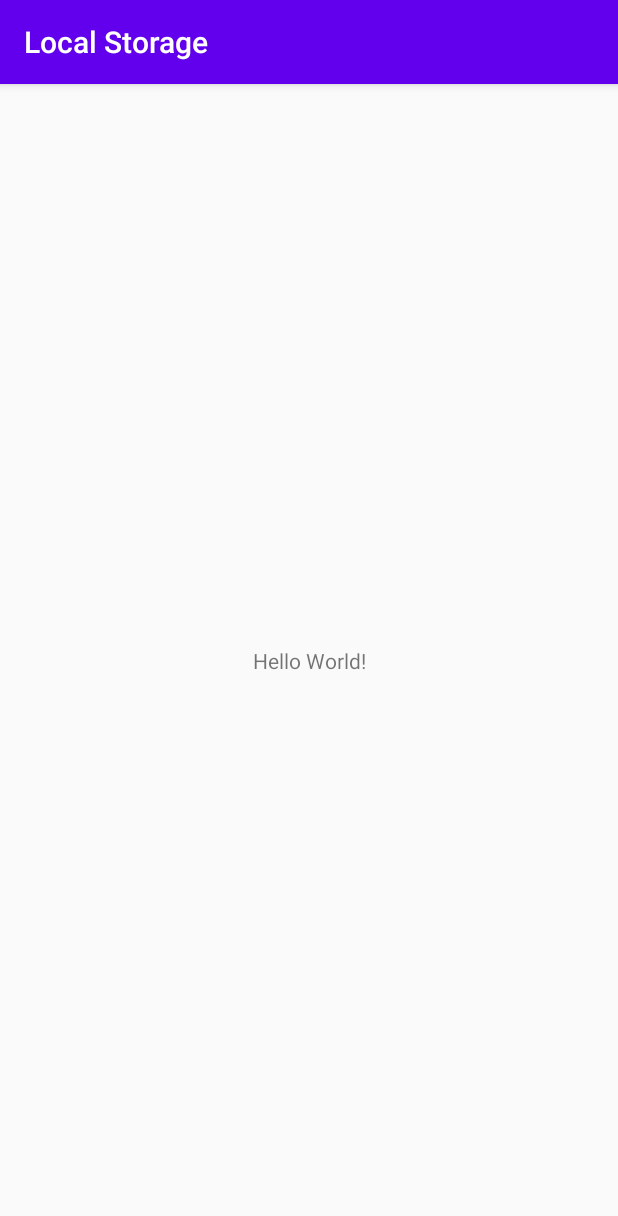
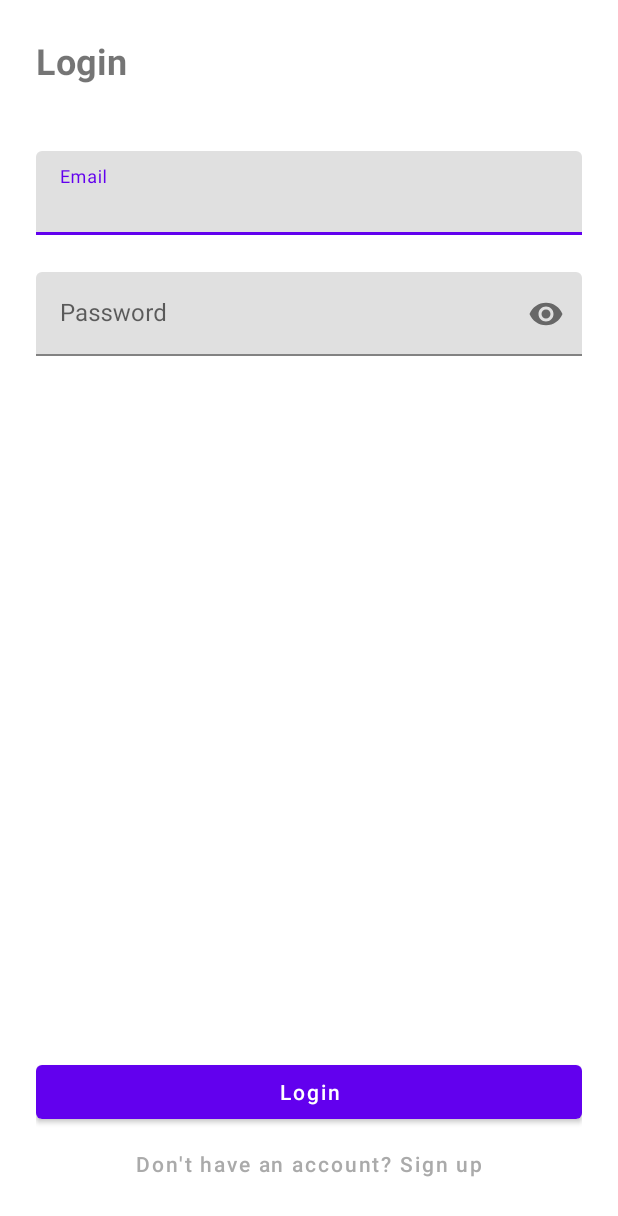
Before and after one commit to theDroidCamp/Local-Storage, an Android app: the screen it shows after launch (MainActivity before the commit, LoginActivity after it), on a phone screen of 412 x 824 dp. Shown: the top 1216 px of the screen. Run offline under Robolectric (Android 15) with nearby library versions, the phone set to English and light mode, and no system bars.

Commit message:
feat: created login screen

```diff
--- a/app/build.gradle
+++ b/app/build.gradle
@@ -30,6 +30,7 @@ dependencies {
     implementation 'androidx.core:core-ktx:1.3.2'
     implementation 'androidx.appcompat:appcompat:1.2.0'
     implementation 'androidx.constraintlayout:constraintlayout:2.0.2'
+    implementation 'com.google.android.material:material:1.2.1'
     testImplementation 'junit:junit:4.12'
     androidTestImplementation 'androidx.test.ext:junit:1.1.2'
     androidTestImplementation 'androidx.test.espresso:espresso-core:3.3.0'
--- /dev/null
+++ b/app/src/main/res/layout/activity_login.xml
@@ -0,0 +1,69 @@
+<?xml version="1.0" encoding="utf-8"?>
+<RelativeLayout xmlns:android="http://schemas.android.com/apk/res/android"
+    xmlns:app="http://schemas.android.com/apk/res-auto"
+    xmlns:tools="http://schemas.android.com/tools"
+    android:layout_width="match_parent"
+    android:layout_height="match_parent"
+    android:padding="24dp"
+    tools:context=".LoginActivity">
+
+    <TextView
+        android:id="@+id/text_login"
+        android:layout_width="wrap_content"
+        android:layout_height="wrap_content"
+        android:text="@string/login"
+        android:textSize="24sp"
+        android:textStyle="bold" />
+
+    <com.google.android.material.textfield.TextInputLayout
+        android:id="@+id/text_input_email"
+        android:layout_width="match_parent"
+        android:layout_height="wrap_content"
+        android:layout_below="@id/text_login"
+        android:layout_marginTop="44dp"
+        android:hint="@string/email"
+        app:errorEnabled="true">
+
+        <com.google.android.material.textfield.TextInputEditText
+            android:layout_width="match_parent"
+            android:layout_height="match_parent"
+            android:inputType="textEmailAddress|textCapWords" />
+
+    </com.google.android.material.textfield.TextInputLayout>
+
+    <com.google.android.material.textfield.TextInputLayout
+        android:id="@+id/text_input_password"
+        android:layout_width="match_parent"
+        android:layout_height="wrap_content"
+        android:layout_below="@id/text_input_email"
+        android:layout_marginTop="4dp"
+        android:hint="@string/password"
+        app:endIconMode="password_toggle"
+        app:errorEnabled="true">
+
+        <com.google.android.material.textfield.TextInputEditText
+            android:layout_width="match_parent"
+            android:layout_height="match_parent"
+            android:inputType="textPassword" />
+
+    </com.google.android.material.textfield.TextInputLayout>
+
+    <Button
+        android:id="@+id/buttonLogin"
+        android:layout_width="match_parent"
+        android:layout_height="wrap_content"
+        android:layout_above="@id/buttonSignup"
+        android:text="@string/login"
+        android:textAllCaps="false" />
+
+    <Button
+        android:id="@+id/buttonSignup"
+        android:layout_width="match_parent"
+        android:layout_height="wrap_content"
+        android:layout_alignParentBottom="true"
+        android:background="@android:color/transparent"
+        android:text="@string/don_t_have_an_account_sign_up"
+        android:textAllCaps="false"
+        android:textColor="@android:color/darker_gray" />
+
+</RelativeLayout>
--- a/app/src/main/res/values/strings.xml
+++ b/app/src/main/res/values/strings.xml
@@ -1,3 +1,7 @@
 <resources>
     <string name="app_name">Local Storage</string>
+    <string name="login">Login</string>
+    <string name="email">Email</string>
+    <string name="password">Password</string>
+    <string name="don_t_have_an_account_sign_up">Don\'t have an account? Sign up</string>
 </resources>
--- a/app/src/main/res/values/styles.xml
+++ b/app/src/main/res/values/styles.xml
@@ -1,6 +1,6 @@
 <resources>
     <!-- Base application theme. -->
-    <style name="AppTheme" parent="Theme.AppCompat.Light.DarkActionBar">
+    <style name="AppTheme" parent="Theme.MaterialComponents.Light.NoActionBar">
         <!-- Customize your theme here. -->
         <item name="colorPrimary">@color/colorPrimary</item>
         <item name="colorPrimaryDark">@color/colorPrimaryDark</item>
```
Also changed, not shown: app/src/main/AndroidManifest.xml (+8 -1 lines), app/src/main/java/com/example/android/localstorage/Constants.kt (added, +9 -0 lines), app/src/main/java/com/example/android/localstorage/LoginActivity.kt (added, +87 -0 lines), 1 other file.
